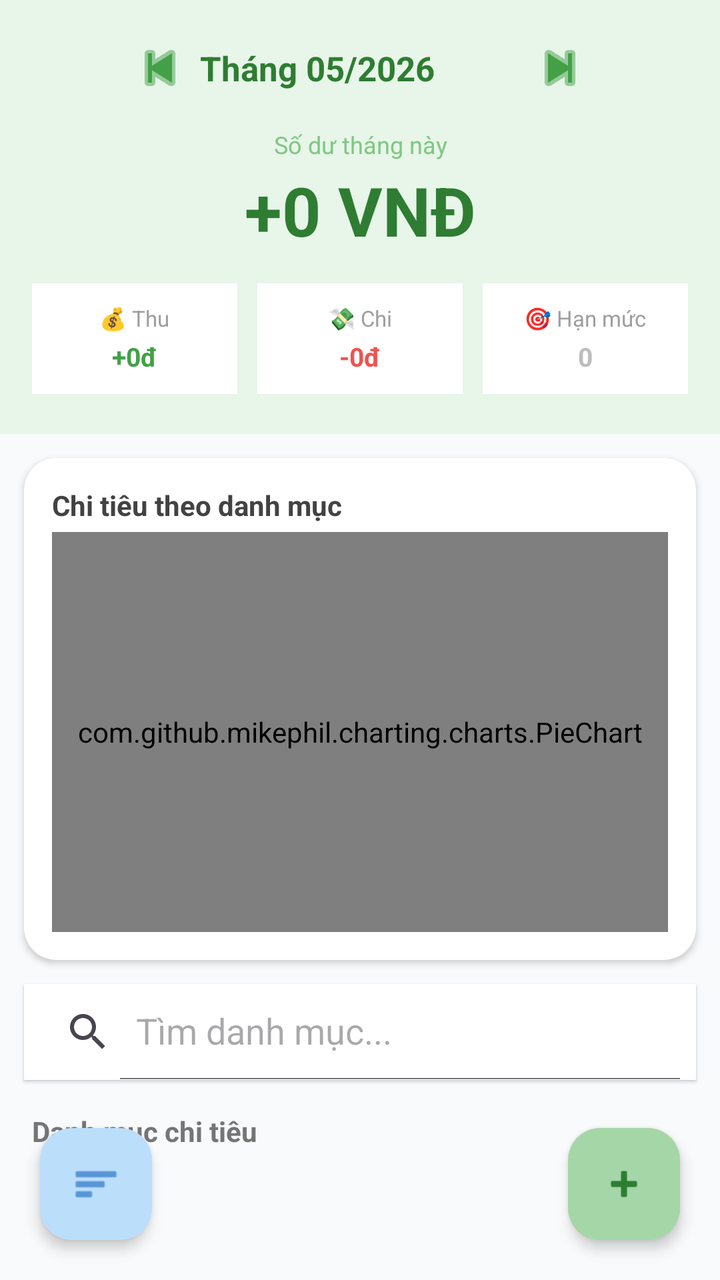
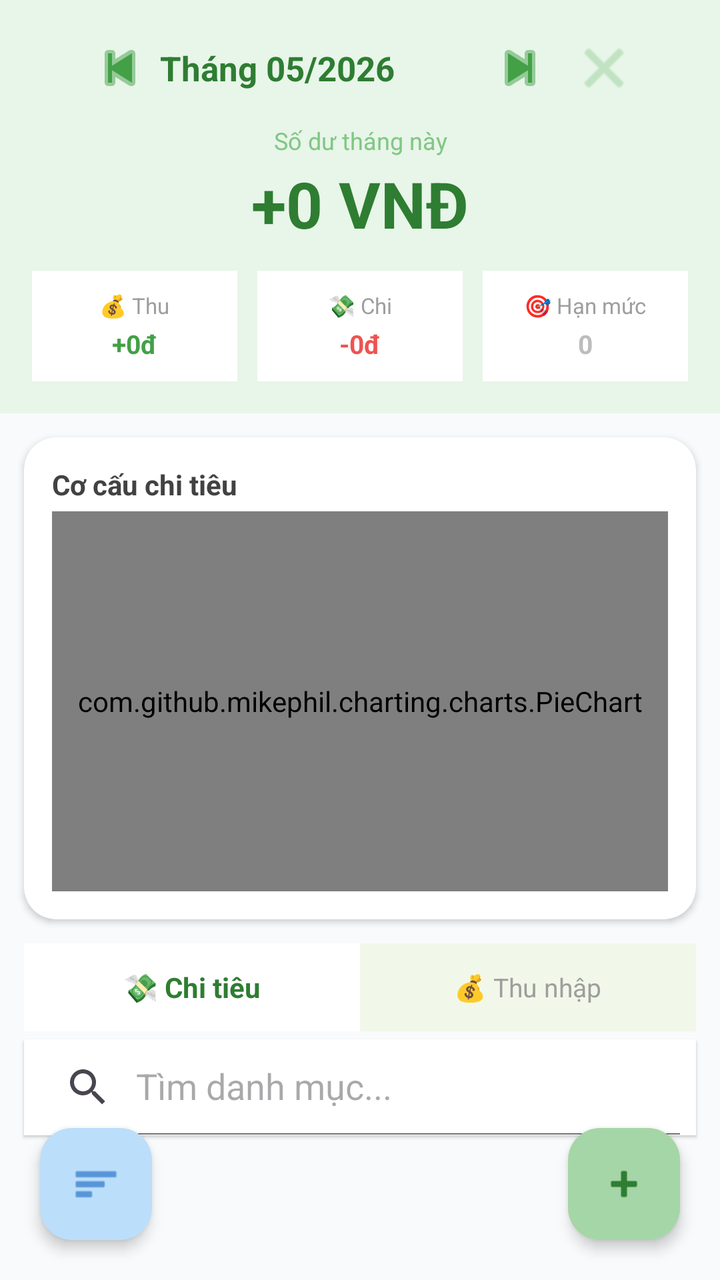

An Android layout rendered at two revisions. The XML below is the earlier revision; the diff shows what the commit changed to produce the second picture.
<!-- AndroidManifest.xml: application theme Theme.QuanLyChiTieu -->
<!-- res/layout/activity_main.xml -->
<?xml version="1.0" encoding="utf-8"?>
<RelativeLayout xmlns:android="http://schemas.android.com/apk/res/android"
    xmlns:app="http://schemas.android.com/apk/res-auto"
    android:layout_width="match_parent"
    android:layout_height="match_parent"
    android:background="#F9FAFB">

    <LinearLayout
        android:id="@+id/layoutHeader"
        android:layout_width="match_parent"
        android:layout_height="wrap_content"
        android:orientation="vertical"
        android:background="#E8F5E9"
        android:paddingBottom="20dp">

        <LinearLayout
            android:id="@+id/layoutMonthPicker"
            android:layout_width="match_parent"
            android:layout_height="wrap_content"
            android:orientation="horizontal"
            android:gravity="center"
            android:paddingTop="14dp"
            android:paddingBottom="4dp">

            <ImageButton
                android:id="@+id/btnPrevMonth"
                android:layout_width="40dp"
                android:layout_height="40dp"
                android:src="@android:drawable/ic_media_previous"
                android:background="?attr/selectableItemBackgroundBorderless"
                app:tint="#43A047"/>

            <TextView
                android:id="@+id/tvCurrentMonth"
                android:layout_width="160dp"
                android:layout_height="wrap_content"
                android:text="Tháng 05/2026"
                android:textAlignment="center"
                android:textColor="#2E7D32"
                android:textSize="17sp"
                android:textStyle="bold"/>

            <ImageButton
                android:id="@+id/btnNextMonth"
                android:layout_width="40dp"
                android:layout_height="40dp"
                android:src="@android:drawable/ic_media_next"
                android:background="?attr/selectableItemBackgroundBorderless"
                app:tint="#43A047"/>
        </LinearLayout>

        <TextView
            android:layout_width="match_parent"
            android:layout_height="wrap_content"
            android:text="Số dư tháng này"
            android:textColor="#81C784"
            android:textSize="12sp"
            android:gravity="center"
            android:layout_marginTop="6dp"/>

        <TextView
            android:id="@+id/tvTotalBalance"
            android:layout_width="match_parent"
            android:layout_height="wrap_content"
            android:text="+0 VNĐ"
            android:textColor="#2E7D32"
            android:textSize="34sp"
            android:textStyle="bold"
            android:gravity="center"
            android:layout_marginTop="2dp"/>

        <LinearLayout
            android:layout_width="match_parent"
            android:layout_height="wrap_content"
            android:orientation="horizontal"
            android:layout_marginTop="14dp"
            android:paddingHorizontal="16dp"
            android:weightSum="3">

            <LinearLayout
                android:layout_width="0dp"
                android:layout_height="wrap_content"
                android:layout_weight="1"
                android:orientation="vertical"
                android:gravity="center"
                android:background="#FFFFFF"
                android:padding="10dp"
                android:layout_marginEnd="5dp">

                <TextView
                    android:layout_width="wrap_content"
                    android:layout_height="wrap_content"
                    android:text="💰 Thu"
                    android:textColor="#9E9E9E"
                    android:textSize="11sp"/>

                <TextView
                    android:id="@+id/tvIncome"
                    android:layout_width="wrap_content"
                    android:layout_height="wrap_content"
                    android:text="+0đ"
                    android:textColor="#43A047"
                    android:textSize="13sp"
                    android:textStyle="bold"
                    android:layout_marginTop="3dp"/>
            </LinearLayout>

            <LinearLayout
                android:layout_width="0dp"
                android:layout_height="wrap_content"
                android:layout_weight="1"
                android:orientation="vertical"
                android:gravity="center"
                android:background="#FFFFFF"
                android:padding="10dp"
                android:layout_marginHorizontal="5dp">

                <TextView
                    android:layout_width="wrap_content"
                    android:layout_height="wrap_content"
                    android:text="💸 Chi"
                    android:textColor="#9E9E9E"
                    android:textSize="11sp"/>

                <TextView
                    android:id="@+id/tvExpense"
                    android:layout_width="wrap_content"
                    android:layout_height="wrap_content"
                    android:text="-0đ"
                    android:textColor="#EF5350"
                    android:textSize="13sp"
                    android:textStyle="bold"
                    android:layout_marginTop="3dp"/>
            </LinearLayout>

            <LinearLayout
                android:layout_width="0dp"
                android:layout_height="wrap_content"
                android:layout_weight="1"
                android:orientation="vertical"
                android:gravity="center"
                android:background="#FFFFFF"
                android:padding="10dp"
                android:layout_marginStart="5dp">

                <TextView
                    android:layout_width="wrap_content"
                    android:layout_height="wrap_content"
                    android:text="🎯 Hạn mức"
                    android:textColor="#9E9E9E"
                    android:textSize="11sp"/>

                <EditText
                    android:id="@+id/etBudget"
                    android:layout_width="match_parent"
                    android:layout_height="wrap_content"
                    android:hint="0"
                    android:inputType="number"
                    android:textColor="#FB8C00"
                    android:textColorHint="#BDBDBD"
                    android:textSize="13sp"
                    android:textStyle="bold"
                    android:background="@android:color/transparent"
                    android:gravity="center"
                    android:layout_marginTop="3dp"/>
            </LinearLayout>
        </LinearLayout>
    </LinearLayout>

    <ScrollView
        android:layout_width="match_parent"
        android:layout_height="match_parent"
        android:layout_below="@id/layoutHeader"
        android:paddingBottom="80dp"
        android:clipToPadding="false">

        <LinearLayout
            android:layout_width="match_parent"
            android:layout_height="wrap_content"
            android:orientation="vertical">

            <androidx.cardview.widget.CardView
                android:layout_width="match_parent"
                android:layout_height="wrap_content"
                android:layout_margin="12dp"
                app:cardCornerRadius="16dp"
                app:cardElevation="2dp"
                app:cardBackgroundColor="#FFFFFF">

                <LinearLayout
                    android:layout_width="match_parent"
                    android:layout_height="wrap_content"
                    android:orientation="vertical"
                    android:padding="14dp">

                    <TextView
                        android:layout_width="wrap_content"
                        android:layout_height="wrap_content"
                        android:text="Chi tiêu theo danh mục"
                        android:textSize="14sp"
                        android:textStyle="bold"
                        android:textColor="#424242"
                        android:layout_marginBottom="4dp"/>

                    <com.github.mikephil.charting.charts.PieChart
                        android:id="@+id/pieChart"
                        android:layout_width="match_parent"
                        android:layout_height="200dp"/>
                </LinearLayout>
            </androidx.cardview.widget.CardView>

            <androidx.appcompat.widget.SearchView
                android:id="@+id/searchView"
                android:layout_width="match_parent"
                android:layout_height="wrap_content"
                android:layout_marginHorizontal="12dp"
                android:layout_marginBottom="4dp"
                android:background="#FFFFFF"
                android:elevation="1dp"
                app:queryHint="Tìm danh mục..."
                app:iconifiedByDefault="false"/>

            <TextView
                android:id="@+id/tvHistoryLabel"
                android:layout_width="wrap_content"
                android:layout_height="wrap_content"
                android:text="Danh mục chi tiêu"
                android:textStyle="bold"
                android:textSize="14sp"
                android:textColor="#757575"
                android:layout_marginStart="16dp"
                android:layout_marginTop="12dp"
                android:layout_marginBottom="4dp"/>

            <androidx.recyclerview.widget.RecyclerView
                android:id="@+id/rvTransactions"
                android:layout_width="match_parent"
                android:layout_height="wrap_content"
                android:nestedScrollingEnabled="false"/>
        </LinearLayout>
    </ScrollView>

    <com.google.android.material.floatingactionbutton.FloatingActionButton
        android:id="@+id/fabAdd"
        android:layout_width="wrap_content"
        android:layout_height="wrap_content"
        android:layout_alignParentEnd="true"
        android:layout_alignParentBottom="true"
        android:layout_margin="20dp"
        android:src="@android:drawable/ic_input_add"
        app:backgroundTint="#A5D6A7"
        app:tint="#2E7D32"
        app:elevation="4dp"/>

    <com.google.android.material.floatingactionbutton.FloatingActionButton
        android:id="@+id/fabStats"
        android:layout_width="wrap_content"
        android:layout_height="wrap_content"
        android:layout_alignParentStart="true"
        android:layout_alignParentBottom="true"
        android:layout_margin="20dp"
        android:src="@android:drawable/ic_menu_sort_by_size"
        app:backgroundTint="#BBDEFB"
        app:tint="#1565C0"
        app:elevation="4dp"/>
</RelativeLayout>
<!-- resources referenced by this layout -->
<resources>
  <style name="Theme.QuanLyChiTieu" parent="Base.Theme.QuanLyChiTieu" />
  <style name="Base.Theme.QuanLyChiTieu" parent="Theme.Material3.DayNight.NoActionBar">
          
          
      </style>
</resources>

<!-- the commit's change to res/layout/activity_main.xml (unified diff, before → after) -->
@@ -5,13 +5,14 @@
     android:layout_height="match_parent"
     android:background="#F9FAFB">
 
+    
     <LinearLayout
         android:id="@+id/layoutHeader"
         android:layout_width="match_parent"
         android:layout_height="wrap_content"
         android:orientation="vertical"
         android:background="#E8F5E9"
-        android:paddingBottom="20dp">
+        android:paddingBottom="16dp">
 
         <LinearLayout
             android:id="@+id/layoutMonthPicker"
@@ -47,6 +48,15 @@
                 android:src="@android:drawable/ic_media_next"
                 android:background="?attr/selectableItemBackgroundBorderless"
                 app:tint="#43A047"/>
+
+            <ImageButton
+                android:id="@+id/btnLogout"
+                android:layout_width="36dp"
+                android:layout_height="36dp"
+                android:src="@android:drawable/ic_menu_close_clear_cancel"
+                android:background="?attr/selectableItemBackgroundBorderless"
+                android:layout_marginStart="4dp"
+                app:tint="#A5D6A7"/>
         </LinearLayout>
 
         <TextView
@@ -56,7 +66,7 @@
             android:textColor="#81C784"
             android:textSize="12sp"
             android:gravity="center"
-            android:layout_marginTop="6dp"/>
+            android:layout_marginTop="4dp"/>
 
         <TextView
             android:id="@+id/tvTotalBalance"
@@ -64,16 +74,17 @@
             android:layout_height="wrap_content"
             android:text="+0 VNĐ"
             android:textColor="#2E7D32"
-            android:textSize="34sp"
+            android:textSize="32sp"
             android:textStyle="bold"
             android:gravity="center"
             android:layout_marginTop="2dp"/>
 
+        
         <LinearLayout
             android:layout_width="match_parent"
             android:layout_height="wrap_content"
             android:orientation="horizontal"
-            android:layout_marginTop="14dp"
+            android:layout_marginTop="12dp"
             android:paddingHorizontal="16dp"
             android:weightSum="3">
 
@@ -86,14 +97,12 @@
                 android:background="#FFFFFF"
                 android:padding="10dp"
                 android:layout_marginEnd="5dp">
-
                 <TextView
                     android:layout_width="wrap_content"
                     android:layout_height="wrap_content"
                     android:text="💰 Thu"
                     android:textColor="#9E9E9E"
                     android:textSize="11sp"/>
-
                 <TextView
                     android:id="@+id/tvIncome"
                     android:layout_width="wrap_content"
@@ -114,14 +123,12 @@
                 android:background="#FFFFFF"
                 android:padding="10dp"
                 android:layout_marginHorizontal="5dp">
-
                 <TextView
                     android:layout_width="wrap_content"
                     android:layout_height="wrap_content"
                     android:text="💸 Chi"
                     android:textColor="#9E9E9E"
                     android:textSize="11sp"/>
-
                 <TextView
                     android:id="@+id/tvExpense"
                     android:layout_width="wrap_content"
@@ -142,14 +149,12 @@
                 android:background="#FFFFFF"
                 android:padding="10dp"
                 android:layout_marginStart="5dp">
-
                 <TextView
                     android:layout_width="wrap_content"
                     android:layout_height="wrap_content"
                     android:text="🎯 Hạn mức"
                     android:textColor="#9E9E9E"
                     android:textSize="11sp"/>
-
                 <EditText
                     android:id="@+id/etBudget"
                     android:layout_width="match_parent"
@@ -167,6 +172,7 @@
         </LinearLayout>
     </LinearLayout>
 
+    
     <ScrollView
         android:layout_width="match_parent"
         android:layout_height="match_parent"
@@ -179,6 +185,7 @@
             android:layout_height="wrap_content"
             android:orientation="vertical">
 
+            
             <androidx.cardview.widget.CardView
                 android:layout_width="match_parent"
                 android:layout_height="wrap_content"
@@ -186,29 +193,74 @@
                 app:cardCornerRadius="16dp"
                 app:cardElevation="2dp"
                 app:cardBackgroundColor="#FFFFFF">
-
                 <LinearLayout
                     android:layout_width="match_parent"
                     android:layout_height="wrap_content"
                     android:orientation="vertical"
                     android:padding="14dp">
-
                     <TextView
                         android:layout_width="wrap_content"
                         android:layout_height="wrap_content"
-                        android:text="Chi tiêu theo danh mục"
+                        android:text="Cơ cấu chi tiêu"
                         android:textSize="14sp"
                         android:textStyle="bold"
                         android:textColor="#424242"
                         android:layout_marginBottom="4dp"/>
-
                     <com.github.mikephil.charting.charts.PieChart
                         android:id="@+id/pieChart"
                         android:layout_width="match_parent"
-                        android:layout_height="200dp"/>
+                        android:layout_height="190dp"/>
                 </LinearLayout>
             </androidx.cardview.widget.CardView>
 
+            
+            <LinearLayout
+                android:layout_width="match_parent"
+                android:layout_height="wrap_content"
+                android:orientation="horizontal"
+                android:layout_marginHorizontal="12dp"
+                android:layout_marginBottom="4dp"
+                android:background="#F1F8E9">
+
+                <LinearLayout
+                    android:id="@+id/tabExpense"
+                    android:layout_width="0dp"
+                    android:layout_height="44dp"
+                    android:layout_weight="1"
+                    android:gravity="center"
+                    android:background="#FFFFFF"
+                    android:clickable="true"
+                    android:focusable="true">
+                    <TextView
+                        android:id="@+id/tvTabExpense"
+                        android:layout_width="wrap_content"
+                        android:layout_height="wrap_content"
+                        android:text="💸 Chi tiêu"
+                        android:textSize="14sp"
+                        android:textStyle="bold"
+                        android:textColor="#2E7D32"/>
+                </LinearLayout>
+
+                <LinearLayout
+                    android:id="@+id/tabIncome"
+                    android:layout_width="0dp"
+                    android:layout_height="44dp"
+                    android:layout_weight="1"
+                    android:gravity="center"
+                    android:background="#F1F8E9"
+                    android:clickable="true"
+                    android:focusable="true">
+                    <TextView
+                        android:id="@+id/tvTabIncome"
+                        android:layout_width="wrap_content"
+                        android:layout_height="wrap_content"
+                        android:text="💰 Thu nhập"
+                        android:textSize="13sp"
+                        android:textColor="#9E9E9E"/>
+                </LinearLayout>
+            </LinearLayout>
+
+            
             <androidx.appcompat.widget.SearchView
                 android:id="@+id/searchView"
                 android:layout_width="match_parent"
@@ -220,26 +272,38 @@
                 app:queryHint="Tìm danh mục..."
                 app:iconifiedByDefault="false"/>
 
-            <TextView
-                android:id="@+id/tvHistoryLabel"
-                android:layout_width="wrap_content"
-                android:layout_height="wrap_content"
-                android:text="Danh mục chi tiêu"
-                android:textStyle="bold"
-                android:textSize="14sp"
-                android:textColor="#757575"
-                android:layout_marginStart="16dp"
-                android:layout_marginTop="12dp"
-                android:layout_marginBottom="4dp"/>
-
-            <androidx.recyclerview.widget.RecyclerView
-                android:id="@+id/rvTransactions"
-                android:layout_width="match_parent"
-                android:layout_height="wrap_content"
-                android:nestedScrollingEnabled="false"/>
+            
+            <LinearLayout
+                android:id="@+id/panelExpense"
+                android:layout_width="match_parent"
+                android:layout_height="wrap_content"
+                android:orientation="vertical"
+                android:visibility="visible">
+                <androidx.recyclerview.widget.RecyclerView
+                    android:id="@+id/rvExpense"
+                    android:layout_width="match_parent"
+                    android:layout_height="wrap_content"
+                    android:nestedScrollingEnabled="false"/>
+            </LinearLayout>
+
+            
+            <LinearLayout
+                android:id="@+id/panelIncome"
+                android:layout_width="match_parent"
+                android:layout_height="wrap_content"
+                android:orientation="vertical"
+                android:visibility="gone">
+                <androidx.recyclerview.widget.RecyclerView
+                    android:id="@+id/rvIncome"
+                    android:layout_width="match_parent"
+                    android:layout_height="wrap_content"
+                    android:nestedScrollingEnabled="false"/>
+            </LinearLayout>
+
         </LinearLayout>
     </ScrollView>
 
+    
     <com.google.android.material.floatingactionbutton.FloatingActionButton
         android:id="@+id/fabAdd"
         android:layout_width="wrap_content"
@@ -252,6 +316,7 @@
         app:tint="#2E7D32"
         app:elevation="4dp"/>
 
+    
     <com.google.android.material.floatingactionbutton.FloatingActionButton
         android:id="@+id/fabStats"
         android:layout_width="wrap_content"
@@ -263,4 +328,6 @@
         app:backgroundTint="#BBDEFB"
         app:tint="#1565C0"
         app:elevation="4dp"/>
+
+
 </RelativeLayout>
